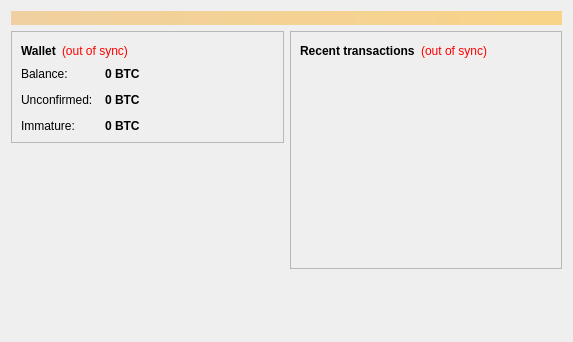
Qt form src/qt/forms/overviewpage.ui (LiberationWarrior/librecoin) before a commit.
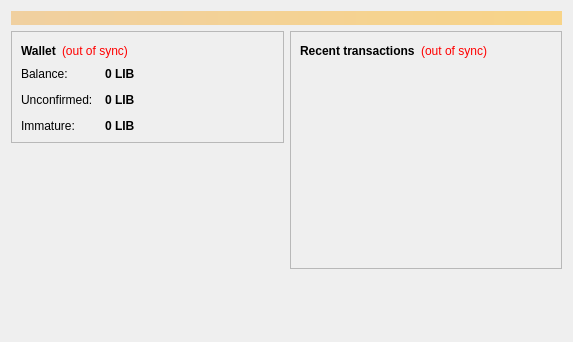
The same form after that commit.

Diff of the .ui file:
```diff
--- a/src/qt/forms/overviewpage.ui
+++ b/src/qt/forms/overviewpage.ui
@@ -122,7 +122,7 @@
                <string>Your current balance</string>
               </property>
               <property name="text">
-               <string notr="true">0 BTC</string>
+               <string notr="true">0 LIB</string>
               </property>
               <property name="textInteractionFlags">
                <set>Qt::LinksAccessibleByMouse|Qt::TextSelectableByKeyboard|Qt::TextSelectableByMouse</set>
@@ -151,7 +151,7 @@
                <string>Total of transactions that have yet to be confirmed, and do not yet count toward the current balance</string>
               </property>
               <property name="text">
-               <string notr="true">0 BTC</string>
+               <string notr="true">0 LIB</string>
               </property>
               <property name="textInteractionFlags">
                <set>Qt::LinksAccessibleByMouse|Qt::TextSelectableByKeyboard|Qt::TextSelectableByMouse</set>
@@ -177,7 +177,7 @@
                <string>Mined balance that has not yet matured</string>
               </property>
               <property name="text">
-               <string notr="true">0 BTC</string>
+               <string notr="true">0 LIB</string>
               </property>
               <property name="textInteractionFlags">
                <set>Qt::LinksAccessibleByMouse|Qt::TextSelectableByKeyboard|Qt::TextSelectableByMouse</set>
```
